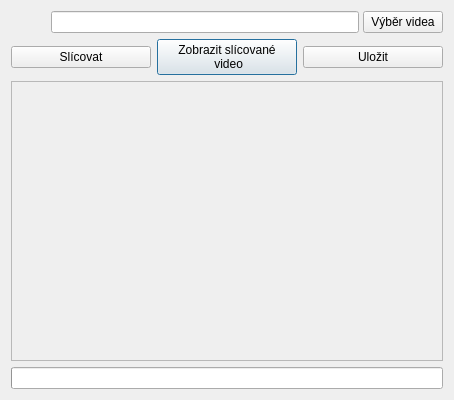
The window that dialogy/singlevideolicovani.ui (RaphCucul/Image-registration-GUI) describes before a commit, drawn with Qt 5.
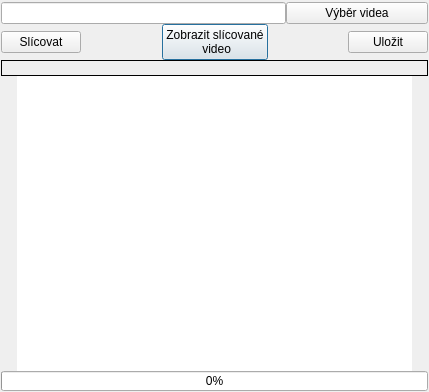
The same window after the commit. Icons and pictures are not drawn.

Diff of the .ui file:
```diff
--- a/dialogy/singlevideolicovani.ui
+++ b/dialogy/singlevideolicovani.ui
@@ -6,84 +6,47 @@
    <rect>
     <x>0</x>
     <y>0</y>
-    <width>454</width>
-    <height>400</height>
+    <width>429</width>
+    <height>392</height>
    </rect>
   </property>
   <property name="sizePolicy">
-   <sizepolicy hsizetype="Fixed" vsizetype="Fixed">
+   <sizepolicy hsizetype="Expanding" vsizetype="Expanding">
     <horstretch>0</horstretch>
     <verstretch>0</verstretch>
    </sizepolicy>
   </property>
+  <property name="maximumSize">
+   <size>
+    <width>16777215</width>
+    <height>16777215</height>
+   </size>
+  </property>
   <property name="windowTitle">
    <string>Form</string>
   </property>
-  <layout class="QGridLayout" name="gridLayout">
-   <item row="2" column="0">
-    <widget class="QScrollArea" name="scrollArea">
-     <property name="sizePolicy">
-      <sizepolicy hsizetype="Preferred" vsizetype="Preferred">
-       <horstretch>0</horstretch>
-       <verstretch>0</verstretch>
-      </sizepolicy>
-     </property>
-     <property name="widgetResizable">
-      <bool>true</bool>
-     </property>
-     <widget class="QWidget" name="progressWidget">
-      <property name="geometry">
-       <rect>
-        <x>0</x>
-        <y>0</y>
-        <width>432</width>
-        <height>110</height>
-       </rect>
-      </property>
-     </widget>
-    </widget>
-   </item>
-   <item row="3" column="0">
-    <widget class="QProgressBar" name="prubehVypoctu">
-     <property name="sizePolicy">
-      <sizepolicy hsizetype="Preferred" vsizetype="Fixed">
-       <horstretch>0</horstretch>
-       <verstretch>0</verstretch>
-      </sizepolicy>
-     </property>
-     <property name="value">
-      <number>0</number>
-     </property>
-     <property name="textVisible">
-      <bool>false</bool>
-     </property>
-    </widget>
-   </item>
-   <item row="0" column="0">
-    <layout class="QHBoxLayout" name="horizontalLayout_2">
-     <property name="spacing">
-      <number>4</number>
-     </property>
-     <item>
-      <spacer name="horizontalSpacer">
-       <property name="orientation">
-        <enum>Qt::Horizontal</enum>
-       </property>
-       <property name="sizeType">
-        <enum>QSizePolicy::Fixed</enum>
-       </property>
-       <property name="sizeHint" stdset="0">
-        <size>
-         <width>40</width>
-         <height>20</height>
-        </size>
-       </property>
-      </spacer>
-     </item>
+  <layout class="QVBoxLayout" name="verticalLayout_2">
+   <property name="spacing">
+    <number>0</number>
+   </property>
+   <property name="leftMargin">
+    <number>1</number>
+   </property>
+   <property name="topMargin">
+    <number>2</number>
+   </property>
+   <property name="rightMargin">
+    <number>1</number>
+   </property>
+   <property name="bottomMargin">
+    <number>1</number>
+   </property>
+   <item>
+    <layout class="QHBoxLayout" name="vyberVideaLayout" stretch="2,1">
      <item>
       <widget class="QLineEdit" name="vybraneVideoLE">
        <property name="sizePolicy">
-        <sizepolicy hsizetype="Preferred" vsizetype="Fixed">
+        <sizepolicy hsizetype="Preferred" vsizetype="Preferred">
          <horstretch>0</horstretch>
          <verstretch>0</verstretch>
         </sizepolicy>
@@ -93,7 +56,7 @@
      <item>
       <widget class="QPushButton" name="vyberVideaPB">
        <property name="sizePolicy">
-        <sizepolicy hsizetype="Fixed" vsizetype="Fixed">
+        <sizepolicy hsizetype="Preferred" vsizetype="Preferred">
          <horstretch>0</horstretch>
          <verstretch>0</verstretch>
         </sizepolicy>
@@ -105,8 +68,8 @@
      </item>
     </layout>
    </item>
-   <item row="1" column="0">
-    <layout class="QHBoxLayout" name="horizontalLayout">
+   <item>
+    <layout class="QHBoxLayout" name="tlacitkaLayout">
      <item>
       <widget class="QPushButton" name="slicovatPB">
        <property name="sizePolicy">
@@ -120,6 +83,19 @@
        </property>
       </widget>
      </item>
+     <item>
+      <spacer name="horizontalSpacer">
+       <property name="orientation">
+        <enum>Qt::Horizontal</enum>
+       </property>
+       <property name="sizeHint" stdset="0">
+        <size>
+         <width>40</width>
+         <height>20</height>
+        </size>
+       </property>
+      </spacer>
+     </item>
      <item>
       <widget class="QPushButton" name="zobrazVysledekLicovaniPB">
        <property name="sizePolicy">
@@ -143,6 +119,19 @@
        </property>
       </widget>
      </item>
+     <item>
+      <spacer name="horizontalSpacer_2">
+       <property name="orientation">
+        <enum>Qt::Horizontal</enum>
+       </property>
+       <property name="sizeHint" stdset="0">
+        <size>
+         <width>40</width>
+         <height>20</height>
+        </size>
+       </property>
+      </spacer>
+     </item>
      <item>
       <widget class="QPushButton" name="ulozitPB">
        <property name="sizePolicy">
@@ -158,6 +147,128 @@
      </item>
     </layout>
    </item>
+   <item>
+    <layout class="QVBoxLayout" name="verticalLayout">
+     <item>
+      <widget class="QLabel" name="jmenoVidea_Stav">
+       <property name="frameShape">
+        <enum>QFrame::Box</enum>
+       </property>
+       <property name="frameShadow">
+        <enum>QFrame::Plain</enum>
+       </property>
+       <property name="text">
+        <string/>
+       </property>
+      </widget>
+     </item>
+     <item>
+      <layout class="QHBoxLayout" name="horizontalLayout" stretch="0,10,0">
+       <property name="spacing">
+        <number>0</number>
+       </property>
+       <item>
+        <widget class="QPushButton" name="leftArrowPushB">
+         <property name="sizePolicy">
+          <sizepolicy hsizetype="Fixed" vsizetype="Preferred">
+           <horstretch>0</horstretch>
+           <verstretch>0</verstretch>
+          </sizepolicy>
+         </property>
+         <property name="maximumSize">
+          <size>
+           <width>16</width>
+           <height>16777215</height>
+          </size>
+         </property>
+         <property name="text">
+          <string/>
+         </property>
+         <property name="icon">
+          <iconset>
+           <normaloff>:/images/leftArrow.ico</normaloff>:/images/leftArrow.ico</iconset>
+         </property>
+         <property name="autoDefault">
+          <bool>false</bool>
+         </property>
+         <property name="default">
+          <bool>false</bool>
+         </property>
+         <property name="flat">
+          <bool>true</bool>
+         </property>
+        </widget>
+       </item>
+       <item>
+        <widget class="QTableWidget" name="vysledkyLicovaniTW">
+         <property name="frameShape">
+          <enum>QFrame::NoFrame</enum>
+         </property>
+         <property name="frameShadow">
+          <enum>QFrame::Plain</enum>
+         </property>
+         <property name="dragDropOverwriteMode">
+          <bool>false</bool>
+         </property>
+         <property name="sortingEnabled">
+          <bool>true</bool>
+         </property>
+         <attribute name="horizontalHeaderCascadingSectionResizes">
+          <bool>true</bool>
+         </attribute>
+         <attribute name="horizontalHeaderStretchLastSection">
+          <bool>true</bool>
+         </attribute>
+        </widget>
+       </item>
+       <item>
+        <widget class="QPushButton" name="rightArrowPushB">
+         <property name="sizePolicy">
+          <sizepolicy hsizetype="Fixed" vsizetype="Preferred">
+           <horstretch>0</horstretch>
+           <verstretch>0</verstretch>
+          </sizepolicy>
+         </property>
+         <property name="maximumSize">
+          <size>
+           <width>16</width>
+           <height>16777215</height>
+          </size>
+         </property>
+         <property name="text">
+          <string/>
+         </property>
+         <property name="flat">
+          <bool>true</bool>
+         </property>
+        </widget>
+       </item>
+      </layout>
+     </item>
+     <item>
+      <widget class="QProgressBar" name="prubehVypoctu">
+       <property name="sizePolicy">
+        <sizepolicy hsizetype="Expanding" vsizetype="Expanding">
+         <horstretch>0</horstretch>
+         <verstretch>0</verstretch>
+        </sizepolicy>
+       </property>
+       <property name="maximumSize">
+        <size>
+         <width>1080</width>
+         <height>20</height>
+        </size>
+       </property>
+       <property name="value">
+        <number>0</number>
+       </property>
+       <property name="textVisible">
+        <bool>true</bool>
+       </property>
+      </widget>
+     </item>
+    </layout>
+   </item>
   </layout>
  </widget>
  <resources/>
```
